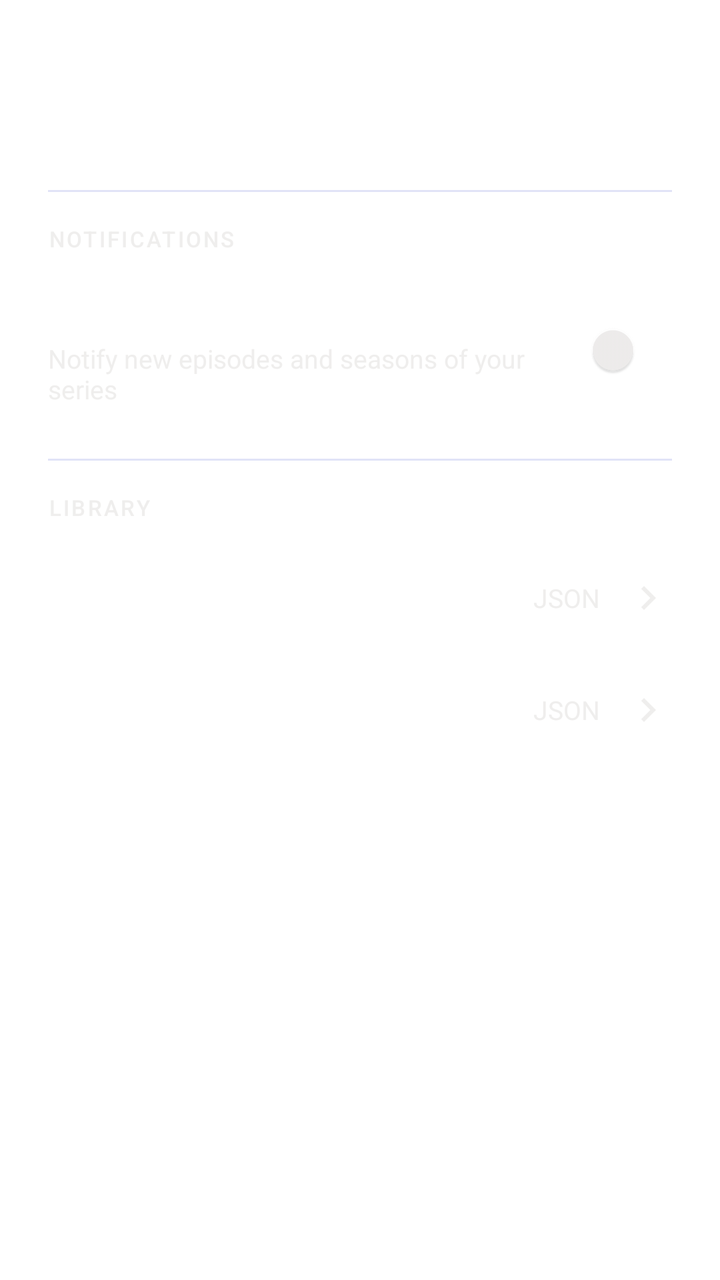
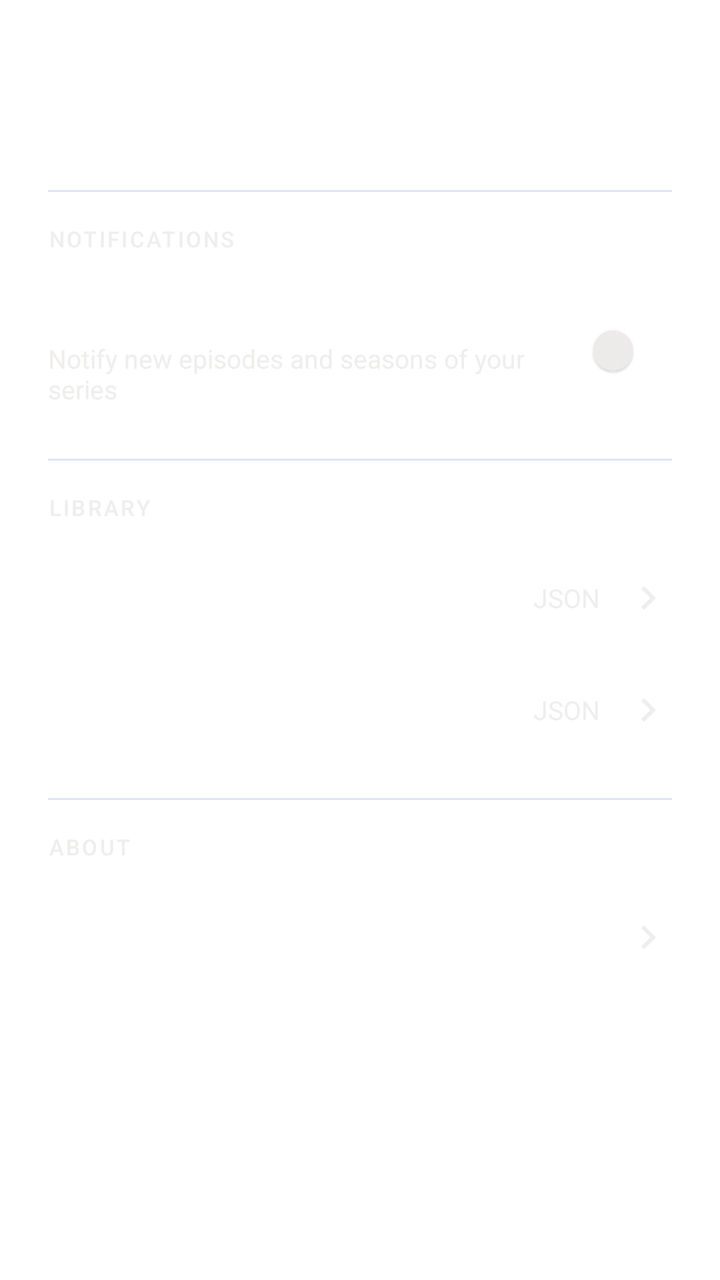

Two renders of the same Android screen: before a commit and after it. Below are the layout's source before the change and the commit's diff.
<!-- AndroidManifest.xml: application theme AppTheme -->
<!-- res/layout/bottom_sheet_library_settings.xml -->
<?xml version="1.0" encoding="utf-8"?>
<LinearLayout xmlns:android="http://schemas.android.com/apk/res/android"
    xmlns:app="http://schemas.android.com/apk/res-auto"
    android:layout_width="match_parent"
    android:layout_height="wrap_content"
    android:orientation="vertical"
    android:paddingHorizontal="@dimen/activity_horizontal_margin"
    android:paddingVertical="@dimen/activity_vertical_margin"
    android:background="@android:color/transparent">

    <View
        android:layout_width="40dp"
        android:layout_height="4dp"
        android:layout_gravity="center_horizontal"
        android:layout_marginBottom="16dp"
        android:background="@drawable/bottom_sheet_handle" />

    <TextView
        android:layout_width="wrap_content"
        android:layout_height="wrap_content"
        android:layout_marginVertical="@dimen/activity_vertical_margin"
        android:text="@string/setting_title"
        android:textAppearance="@style/TextAppearance.MaterialComponents.Headline6"
        android:textColor="@color/white" />

    <View
        android:layout_width="match_parent"
        android:layout_height="@dimen/divider_thickness"
        android:background="@color/color_primary_semi_opaq" />

    

    <TextView
        style="@style/BentoLabel"
        android:layout_width="wrap_content"
        android:layout_height="wrap_content"
        android:layout_marginTop="@dimen/activity_vertical_margin"
        android:layout_marginBottom="@dimen/text_margin"
        android:text="@string/setting_section_notifications" />

    <LinearLayout
        android:id="@+id/row_release_notifications"
        android:layout_width="match_parent"
        android:layout_height="wrap_content"
        android:minHeight="@dimen/setting_row_min_height"
        android:background="?attr/selectableItemBackground"
        android:gravity="center_vertical"
        android:orientation="horizontal"
        android:paddingVertical="@dimen/text_margin">

        <LinearLayout
            android:layout_width="0dp"
            android:layout_height="wrap_content"
            android:layout_weight="1"
            android:orientation="vertical">

            <TextView
                android:layout_width="match_parent"
                android:layout_height="wrap_content"
                android:text="@string/setting_release_notifications"
                android:textColor="@color/white"
                android:textSize="@dimen/setting_row_title_size" />

            <TextView
                android:layout_width="match_parent"
                android:layout_height="wrap_content"
                android:layout_marginTop="@dimen/setting_row_gap"
                android:text="@string/setting_release_notifications_description"
                android:textColor="@color/color_text_secondary"
                android:textSize="@dimen/setting_row_description_size" />

        </LinearLayout>

        <com.google.android.material.switchmaterial.SwitchMaterial
            android:id="@+id/switch_release_notifications"
            android:layout_width="wrap_content"
            android:layout_height="wrap_content"
            android:layout_marginStart="@dimen/setting_row_icon_margin"
            app:thumbTint="@color/switch_thumb_color"
            app:trackTint="@color/switch_track_color" />

    </LinearLayout>

    <View
        android:layout_width="match_parent"
        android:layout_height="@dimen/divider_thickness"
        android:layout_marginTop="@dimen/activity_vertical_margin"
        android:background="@color/color_primary_semi_opaq" />

    

    <TextView
        style="@style/BentoLabel"
        android:layout_width="wrap_content"
        android:layout_height="wrap_content"
        android:layout_marginTop="@dimen/activity_vertical_margin"
        android:layout_marginBottom="@dimen/text_margin"
        android:text="@string/setting_section_library" />

    <LinearLayout
        android:id="@+id/row_export"
        android:layout_width="match_parent"
        android:layout_height="wrap_content"
        android:minHeight="@dimen/setting_row_min_height"
        android:background="?attr/selectableItemBackground"
        android:gravity="center_vertical"
        android:orientation="horizontal"
        android:paddingVertical="@dimen/text_margin">

        <ImageView
            android:layout_width="@dimen/setting_row_icon_size"
            android:layout_height="@dimen/setting_row_icon_size"
            android:contentDescription="@null"
            android:src="@drawable/ic_export" />

        <TextView
            android:layout_width="0dp"
            android:layout_height="wrap_content"
            android:layout_marginStart="@dimen/setting_row_icon_margin"
            android:layout_weight="1"
            android:text="@string/export_library"
            android:textColor="@color/white"
            android:textSize="@dimen/setting_row_title_size" />

        <TextView
            android:layout_width="wrap_content"
            android:layout_height="wrap_content"
            android:text="@string/setting_backup_format"
            android:textColor="@color/color_text_secondary"
            android:textSize="@dimen/setting_row_description_size" />

        <ImageView
            android:layout_width="@dimen/setting_row_icon_size"
            android:layout_height="@dimen/setting_row_icon_size"
            android:layout_marginStart="@dimen/setting_row_icon_margin"
            android:contentDescription="@null"
            android:src="@drawable/ic_chevron_right"
            app:tint="@color/color_text_secondary" />

    </LinearLayout>

    <LinearLayout
        android:id="@+id/row_import"
        android:layout_width="match_parent"
        android:layout_height="wrap_content"
        android:minHeight="@dimen/setting_row_min_height"
        android:background="?attr/selectableItemBackground"
        android:gravity="center_vertical"
        android:orientation="horizontal"
        android:paddingVertical="@dimen/text_margin">

        <ImageView
            android:layout_width="@dimen/setting_row_icon_size"
            android:layout_height="@dimen/setting_row_icon_size"
            android:contentDescription="@null"
            android:src="@drawable/ic_import" />

        <TextView
            android:layout_width="0dp"
            android:layout_height="wrap_content"
            android:layout_marginStart="@dimen/setting_row_icon_margin"
            android:layout_weight="1"
            android:text="@string/import_library"
            android:textColor="@color/white"
            android:textSize="@dimen/setting_row_title_size" />

        <TextView
            android:layout_width="wrap_content"
            android:layout_height="wrap_content"
            android:text="@string/setting_backup_format"
            android:textColor="@color/color_text_secondary"
            android:textSize="@dimen/setting_row_description_size" />

        <ImageView
            android:layout_width="@dimen/setting_row_icon_size"
            android:layout_height="@dimen/setting_row_icon_size"
            android:layout_marginStart="@dimen/setting_row_icon_margin"
            android:contentDescription="@null"
            android:src="@drawable/ic_chevron_right"
            app:tint="@color/color_text_secondary" />

    </LinearLayout>

</LinearLayout>
<!-- resources referenced by this layout -->
<resources>
  <color name="color_primary_semi_opaq">#4F9DA6E6</color>
  <color name="color_text_secondary">#99E5E2E1</color>
  <color name="white">#FFF</color>
  <dimen name="activity_horizontal_margin">24dp</dimen>
  <dimen name="activity_vertical_margin">16dp</dimen>
  <dimen name="divider_thickness">1dp</dimen>
  <dimen name="setting_row_description_size">13sp</dimen>
  <dimen name="setting_row_gap">2dp</dimen>
  <dimen name="setting_row_icon_margin">12dp</dimen>
  <dimen name="setting_row_icon_size">24dp</dimen>
  <dimen name="setting_row_min_height">56dp</dimen>
  <dimen name="setting_row_title_size">16sp</dimen>
  <dimen name="text_margin">10dp</dimen>
  <!-- drawable bottom_sheet_handle (drawable) -->
  <?xml version="1.0" encoding="utf-8"?>
  <shape xmlns:android="http://schemas.android.com/apk/res/android"
      android:shape="rectangle">
      <solid android:color="#4DFFFFFF" />
      <corners android:radius="2dp" />
  </shape>
  <!-- drawable ic_chevron_right (drawable) -->
  <vector xmlns:android="http://schemas.android.com/apk/res/android"
      android:width="24dp"
      android:height="24dp"
      android:viewportWidth="24"
      android:viewportHeight="24">
      <path
          android:fillColor="#FFFFFFFF"
          android:pathData="M10,6L8.59,7.41 13.17,12l-4.58,4.59L10,18l6,-6z" />
  </vector>
  <!-- drawable ic_export (drawable) -->
  <vector xmlns:android="http://schemas.android.com/apk/res/android"
      android:width="24dp"
      android:height="24dp"
      android:viewportWidth="24"
      android:viewportHeight="24">
      <path
          android:fillColor="#FFFFFFFF"
          android:pathData="M9,16h6v-6h4l-7,-7 -7,7h4zM5,18h14v2H5z" />
  </vector>
  <!-- drawable ic_import (drawable) -->
  <vector xmlns:android="http://schemas.android.com/apk/res/android"
      android:width="24dp"
      android:height="24dp"
      android:viewportWidth="24"
      android:viewportHeight="24">
      <path
          android:fillColor="#FFFFFFFF"
          android:pathData="M19,9h-4V3H9v6H5l7,7 7,-7zM5,18v2h14v-2H5z" />
  </vector>
  <string name="export_library">Export library</string>
  <string name="import_library">Import library</string>
  <string name="setting_backup_format">JSON</string>
  <string name="setting_release_notifications">New releases</string>
  <string name="setting_release_notifications_description">Notify new episodes and seasons of your series</string>
  <string name="setting_section_library">Library</string>
  <string name="setting_section_notifications">Notifications</string>
  <string name="setting_title">Settings</string>
  <style name="BentoLabel">
          <item name="android:fontFamily">sans-serif-medium</item>
          <item name="android:textAllCaps">true</item>
          <item name="android:textColor">@color/color_text_secondary</item>
          <item name="android:textSize">11sp</item>
          <item name="android:letterSpacing">0.1</item>
      </style>
  <color name="colorPrimary">#4F9DA6</color>
  <color name="colorSecondary">#121212</color>
  <color name="colorAccent">#FF007A</color>
  <!-- unchanged entries left out for length: 1 -->
</resources>

<!-- the commit's change to res/layout/bottom_sheet_library_settings.xml (unified diff, before → after) -->
@@ -181,4 +181,56 @@
 
     </LinearLayout>
 
+    <View
+        android:layout_width="match_parent"
+        android:layout_height="@dimen/divider_thickness"
+        android:layout_marginTop="@dimen/activity_vertical_margin"
+        android:background="@color/color_primary_semi_opaq" />
+
+    
+
+    <TextView
+        style="@style/BentoLabel"
+        android:layout_width="wrap_content"
+        android:layout_height="wrap_content"
+        android:layout_marginTop="@dimen/activity_vertical_margin"
+        android:layout_marginBottom="@dimen/text_margin"
+        android:text="@string/setting_section_about" />
+
+    <LinearLayout
+        android:id="@+id/row_about"
+        android:layout_width="match_parent"
+        android:layout_height="wrap_content"
+        android:background="?attr/selectableItemBackground"
+        android:gravity="center_vertical"
+        android:minHeight="@dimen/setting_row_min_height"
+        android:orientation="horizontal"
+        android:paddingVertical="@dimen/text_margin">
+
+        <ImageView
+            android:layout_width="@dimen/setting_row_icon_size"
+            android:layout_height="@dimen/setting_row_icon_size"
+            android:contentDescription="@null"
+            android:src="@drawable/ic_info"
+            app:tint="@color/white" />
+
+        <TextView
+            android:layout_width="0dp"
+            android:layout_height="wrap_content"
+            android:layout_marginStart="@dimen/setting_row_icon_margin"
+            android:layout_weight="1"
+            android:text="@string/setting_about_application"
+            android:textColor="@color/white"
+            android:textSize="@dimen/setting_row_title_size" />
+
+        <ImageView
+            android:layout_width="@dimen/setting_row_icon_size"
+            android:layout_height="@dimen/setting_row_icon_size"
+            android:layout_marginStart="@dimen/setting_row_icon_margin"
+            android:contentDescription="@null"
+            android:src="@drawable/ic_chevron_right"
+            app:tint="@color/color_text_secondary" />
+
+    </LinearLayout>
+
 </LinearLayout>
<!-- resource entries referenced after the edit -->
@@ -50,11 +50,24 @@
           android:fillColor="#FFFFFFFF"
           android:pathData="M19,9h-4V3H9v6H5l7,7 7,-7zM5,18v2h14v-2H5z" />
   </vector>
+  <!-- drawable ic_info (drawable) -->
+  <?xml version="1.0" encoding="utf-8"?>
+  <vector xmlns:android="http://schemas.android.com/apk/res/android"
+      android:width="24dp"
+      android:height="24dp"
+      android:viewportWidth="24"
+      android:viewportHeight="24">
+      <path
+          android:fillColor="@color/white"
+          android:pathData="M11,7h2v2h-2zM11,11h2v6h-2zM12,2C6.48,2 2,6.48 2,12s4.48,10 10,10 10,-4.48 10,-10S17.52,2 12,2zM12,20c-4.41,0 -8,-3.59 -8,-8s3.59,-8 8,-8 8,3.59 8,8 -3.59,8 -8,8z" />
+  </vector>
   <string name="export_library">Export library</string>
   <string name="import_library">Import library</string>
+  <string name="setting_about_application">About the application</string>
   <string name="setting_backup_format">JSON</string>
   <string name="setting_release_notifications">New releases</string>
   <string name="setting_release_notifications_description">Notify new episodes and seasons of your series</string>
+  <string name="setting_section_about">About</string>
   <string name="setting_section_library">Library</string>
   <string name="setting_section_notifications">Notifications</string>
   <string name="setting_title">Settings</string>
